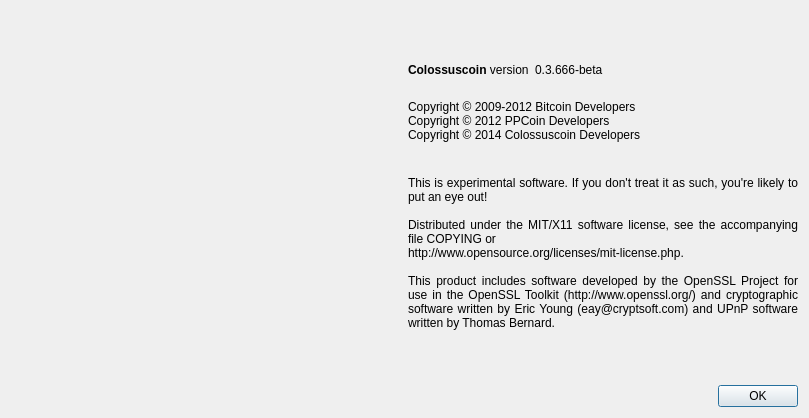
Qt form src/qt/forms/aboutdialog.ui (CoinWayne/test9) before a commit.
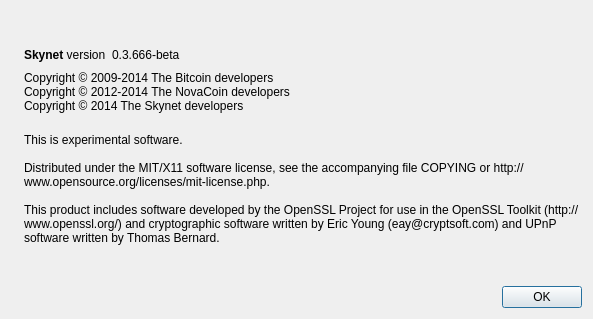
The same form after that commit. Icons and pictures are not drawn.

Commit message: skynet to cv2

```diff
--- a/src/qt/forms/aboutdialog.ui
+++ b/src/qt/forms/aboutdialog.ui
@@ -6,8 +6,8 @@
    <rect>
     <x>0</x>
     <y>0</y>
-    <width>809</width>
-    <height>418</height>
+    <width>593</width>
+    <height>319</height>
    </rect>
   </property>
   <property name="windowTitle">
@@ -17,17 +17,11 @@
    <item>
     <widget class="QLabel" name="label_4">
      <property name="sizePolicy">
-      <sizepolicy hsizetype="Expanding" vsizetype="Preferred">
+      <sizepolicy hsizetype="Preferred" vsizetype="Ignored">
        <horstretch>0</horstretch>
        <verstretch>0</verstretch>
       </sizepolicy>
      </property>
-     <property name="maximumSize">
-      <size>
-       <width>400</width>
-       <height>400</height>
-      </size>
-     </property>
      <property name="pixmap">
       <pixmap resource="../bitcoin.qrc">:/images/about</pixmap>
      </property>
@@ -38,9 +32,6 @@
    </item>
    <item>
     <layout class="QVBoxLayout" name="verticalLayout_2">
-     <property name="sizeConstraint">
-      <enum>QLayout::SetDefaultConstraint</enum>
-     </property>
      <item>
       <spacer name="verticalSpacer_2">
        <property name="orientation">
@@ -62,7 +53,7 @@
           <cursorShape>IBeamCursor</cursorShape>
          </property>
          <property name="text">
-          <string>&lt;b&gt;Colossuscoin&lt;/b&gt; version</string>
+          <string>&lt;b&gt;Skynet&lt;/b&gt; version</string>
          </property>
          <property name="textInteractionFlags">
           <set>Qt::LinksAccessibleByMouse|Qt::TextSelectableByKeyboard|Qt::TextSelectableByMouse</set>
@@ -103,11 +94,9 @@
         <cursorShape>IBeamCursor</cursorShape>
        </property>
        <property name="text">
-        <string>
-Copyright © 2009-2012 Bitcoin Developers
-Copyright © 2012 PPCoin Developers
-Copyright © 2014 Colossuscoin Developers
-</string>
+        <string>Copyright © 2009-2014 The Bitcoin developers
+Copyright © 2012-2014 The NovaCoin developers
+Copyright © 2014 The Skynet developers</string>
        </property>
        <property name="textInteractionFlags">
         <set>Qt::LinksAccessibleByMouse|Qt::TextSelectableByKeyboard|Qt::TextSelectableByMouse</set>
@@ -121,16 +110,12 @@
        </property>
        <property name="text">
         <string>
-This is experimental software. If you don't treat it as such, you're likely to put an eye out!
+This is experimental software.
 
-Distributed under the MIT/X11 software license, see the accompanying file COPYING or 
-http://www.opensource.org/licenses/mit-license.php.
+Distributed under the MIT/X11 software license, see the accompanying file COPYING or http://www.opensource.org/licenses/mit-license.php.
 
 This product includes software developed by the OpenSSL Project for use in the OpenSSL Toolkit (http://www.openssl.org/) and cryptographic software written by Eric Young (eay@cryptsoft.com) and UPnP software written by Thomas Bernard.</string>
        </property>
-       <property name="alignment">
-        <set>Qt::AlignJustify|Qt::AlignVCenter</set>
-       </property>
        <property name="wordWrap">
         <bool>true</bool>
        </property>
```
Left out of the diff: 5 changed lines with no effect on the pictures. The commit also changes 477 other files.
